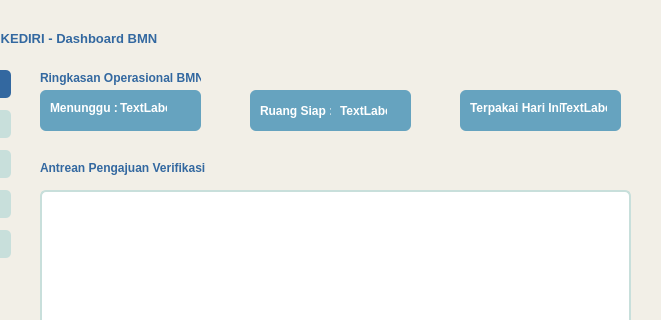
This is ui/dashboard_bmn.ui in Ariel-F-S/SistemPeminjamanRuangPolinemaKampusKediri as Qt 5 draws it before an edit; both pictures show x 140 to 801 and y 0 to 320 of the 801 by 602 pixel window. The edited form follows.
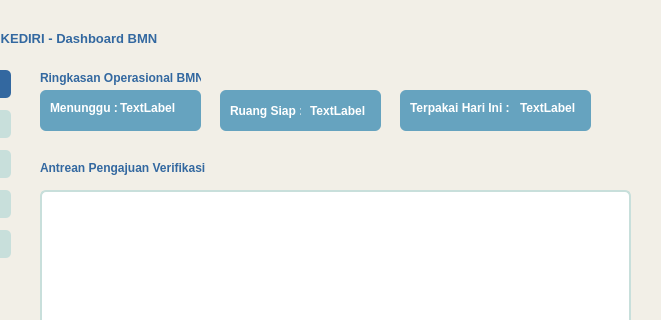
This is the edited form. Icons and pictures are not drawn.

The edit to the form file:
```diff
--- a/ui/dashboard_bmn.ui
+++ b/ui/dashboard_bmn.ui
@@ -247,7 +247,7 @@
       <rect>
        <x>80</x>
        <y>10</y>
-       <width>47</width>
+       <width>71</width>
        <height>16</height>
       </rect>
      </property>
@@ -259,7 +259,7 @@
    <widget class="QFrame" name="frame_2">
     <property name="geometry">
      <rect>
-      <x>390</x>
+      <x>360</x>
       <y>90</y>
       <width>161</width>
       <height>41</height>
@@ -296,7 +296,7 @@
       <rect>
        <x>90</x>
        <y>10</y>
-       <width>47</width>
+       <width>61</width>
        <height>21</height>
       </rect>
      </property>
@@ -308,9 +308,9 @@
    <widget class="QFrame" name="frame_3">
     <property name="geometry">
      <rect>
-      <x>600</x>
+      <x>540</x>
       <y>90</y>
-      <width>161</width>
+      <width>191</width>
       <height>41</height>
      </rect>
     </property>
@@ -332,7 +332,7 @@
       <rect>
        <x>10</x>
        <y>10</y>
-       <width>91</width>
+       <width>111</width>
        <height>16</height>
       </rect>
      </property>
@@ -343,9 +343,9 @@
     <widget class="QLabel" name="label_8">
      <property name="geometry">
       <rect>
-       <x>100</x>
+       <x>120</x>
        <y>10</y>
-       <width>47</width>
+       <width>61</width>
        <height>16</height>
       </rect>
      </property>
```
Left out of the diff: 2 changed lines with no effect on the pictures.
